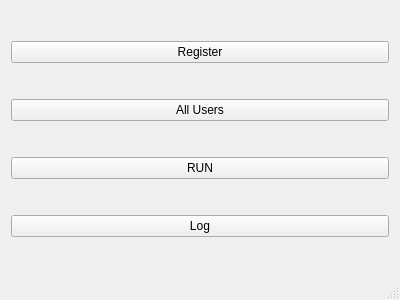
This is QtRegistration/mainwindow.ui in ayrtonlr/dorime as Qt 5 draws it before an edit. The edited form follows.
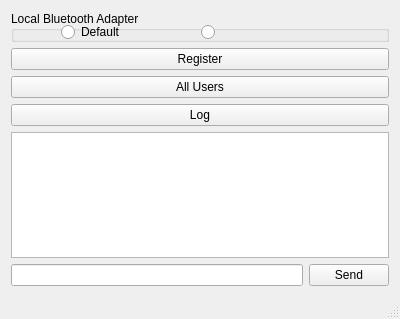
This is the edited form.

Commit message: Resolving issues with bluetooth

Diff of the .ui file:
```diff
--- a/QtRegistration/mainwindow.ui
+++ b/QtRegistration/mainwindow.ui
@@ -7,7 +7,7 @@
     <x>0</x>
     <y>0</y>
     <width>400</width>
-    <height>300</height>
+    <height>319</height>
    </rect>
   </property>
   <property name="windowTitle">
@@ -15,25 +15,40 @@
   </property>
   <widget class="QWidget" name="centralWidget">
    <layout class="QGridLayout" name="gridLayout">
+    <item row="4" column="0">
+     <widget class="QTextEdit" name="chat"/>
+    </item>
     <item row="0" column="0">
-     <widget class="QPushButton" name="pushButton">
-      <property name="text">
-       <string>Register</string>
+     <widget class="QGroupBox" name="localAdapterBox">
+      <property name="title">
+       <string>Local Bluetooth Adapter</string>
       </property>
-     </widget>
-    </item>
-    <item row="1" column="0">
-     <widget class="QPushButton" name="pushButton_2">
-      <property name="text">
-       <string>All Users</string>
-      </property>
-     </widget>
-    </item>
-    <item row="2" column="0">
-     <widget class="QPushButton" name="pushButton_3">
-      <property name="text">
-       <string>RUN</string>
-      </property>
+      <widget class="QRadioButton" name="firstAdapter">
+       <property name="geometry">
+        <rect>
+         <x>50</x>
+         <y>10</y>
+         <width>117</width>
+         <height>22</height>
+        </rect>
+       </property>
+       <property name="text">
+        <string>Default</string>
+       </property>
+      </widget>
+      <widget class="QRadioButton" name="secondAdapter">
+       <property name="geometry">
+        <rect>
+         <x>190</x>
+         <y>10</y>
+         <width>117</width>
+         <height>22</height>
+        </rect>
+       </property>
+       <property name="text">
+        <string/>
+       </property>
+      </widget>
      </widget>
     </item>
     <item row="3" column="0">
@@ -49,6 +64,34 @@
       </property>
      </widget>
     </item>
+    <item row="1" column="0">
+     <widget class="QPushButton" name="pushButton">
+      <property name="text">
+       <string>Register</string>
+      </property>
+     </widget>
+    </item>
+    <item row="2" column="0">
+     <widget class="QPushButton" name="pushButton_2">
+      <property name="text">
+       <string>All Users</string>
+      </property>
+     </widget>
+    </item>
+    <item row="5" column="0">
+     <layout class="QHBoxLayout" name="horizontalLayout">
+      <item>
+       <widget class="QLineEdit" name="sendText"/>
+      </item>
+      <item>
+       <widget class="QPushButton" name="sendButton">
+        <property name="text">
+         <string>Send</string>
+        </property>
+       </widget>
+      </item>
+     </layout>
+    </item>
    </layout>
   </widget>
   <widget class="QStatusBar" name="statusBar"/>
```
The commit also changes 125 other files.
